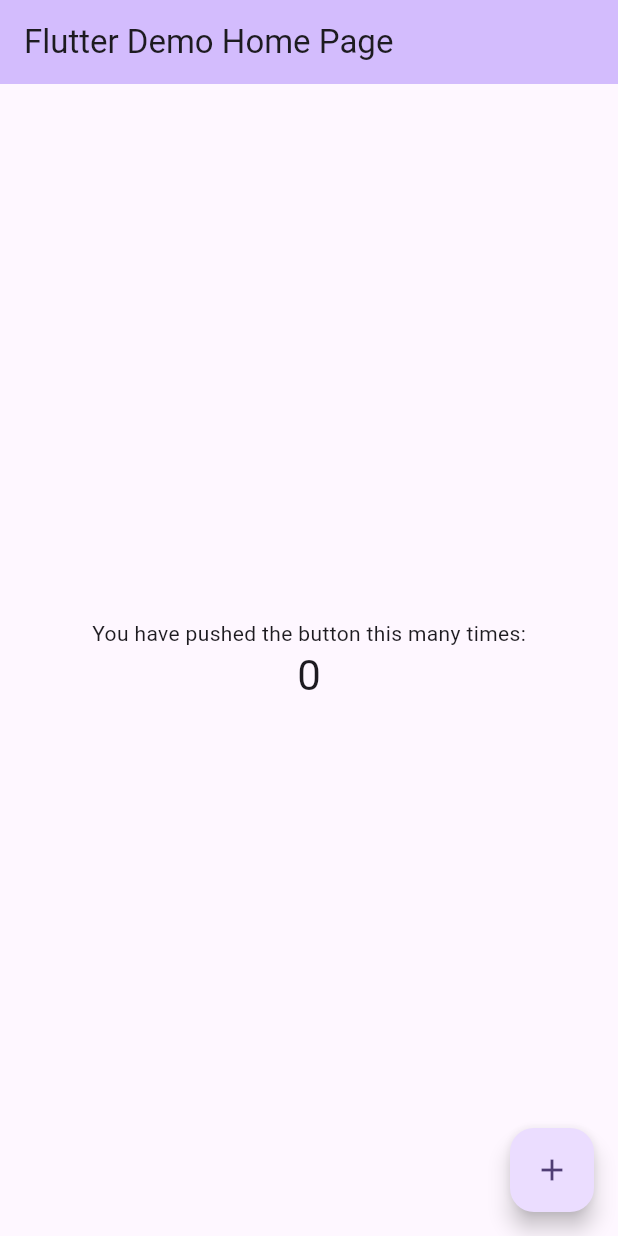
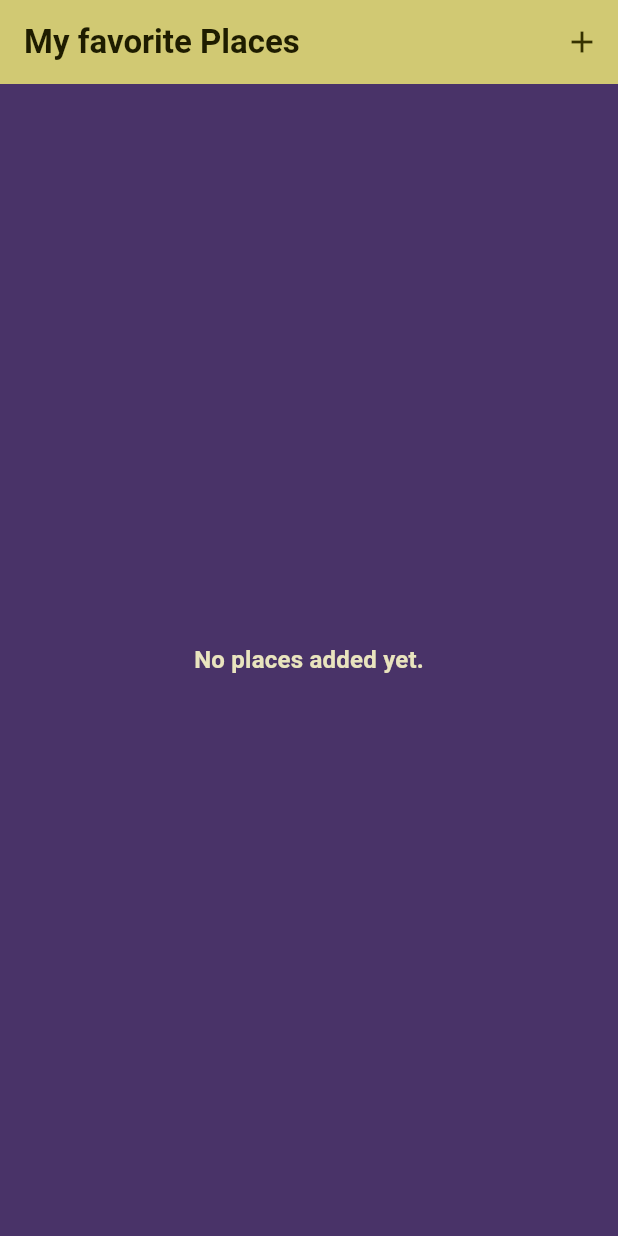
Before and after one commit to S-at-yam/Favorite-Places-App, a Flutter app: the screen it shows after launch, on a phone screen of 412 x 824 dp. Run offline on Flutter 3.47's test engine with Material 3 defaults, Android fonts, the phone set to English and light mode, and no system bars; our stand-ins replace google_fonts.

Commit message:
setting up the first screen

```diff
--- a/lib/main.dart
+++ b/lib/main.dart
@@ -1,4 +1,23 @@
+import 'package:favorite_places/screens/fav_places_list.dart';
 import 'package:flutter/material.dart';
+
+import 'package:google_fonts/google_fonts.dart';
+
+final colorScheme = ColorScheme.fromSeed(
+  brightness: Brightness.dark,
+  seedColor: const Color.fromARGB(255, 226, 215, 57),
+  surface: const Color.fromARGB(255, 73, 51, 104),
+);
+
+final theme = ThemeData().copyWith(
+  scaffoldBackgroundColor: colorScheme.surface,
+  colorScheme: colorScheme,
+  textTheme: GoogleFonts.ubuntuCondensedTextTheme().copyWith(
+    titleSmall: GoogleFonts.ubuntuCondensed(fontWeight: FontWeight.bold),
+    titleMedium: GoogleFonts.ubuntuCondensed(fontWeight: FontWeight.bold),
+    titleLarge: GoogleFonts.ubuntuCondensed(fontWeight: FontWeight.bold),
+  ),
+);
 
 void main() {
   runApp(const MyApp());
@@ -7,116 +26,12 @@ void main() {
 class MyApp extends StatelessWidget {
   const MyApp({super.key});
 
-  // This widget is the root of your application.
   @override
   Widget build(BuildContext context) {
     return MaterialApp(
-      title: 'Flutter Demo',
-      theme: ThemeData(
-        // This is the theme of your application.
-        //
-        // TRY THIS: Try running your application with "flutter run". You'll see
-        // the application has a purple toolbar. Then, without quitting the app,
-        // try changing the seedColor in the colorScheme below to Colors.green
-        // and then invoke "hot reload" (save your changes or press the "hot
-        // reload" button in a Flutter-supported IDE, or press "r" if you used
-        // the command line to start the app).
-        //
-        // Notice that the counter didn't reset back to zero; the application
-        // state is not lost during the reload. To reset the state, use hot
-        // restart instead.
-        //
-        // This works for code too, not just values: Most code changes can be
-        // tested with just a hot reload.
-        colorScheme: ColorScheme.fromSeed(seedColor: Colors.deepPurple),
-      ),
-      home: const MyHomePage(title: 'Flutter Demo Home Page'),
+      title: 'Great Places',
+      theme: theme,
+      home: FavPlacesList(),
     );
   }
 }
-
-class MyHomePage extends StatefulWidget {
-  const MyHomePage({super.key, required this.title});
-
-  // This widget is the home page of your application. It is stateful, meaning
-  // that it has a State object (defined below) that contains fields that affect
-  // how it looks.
-
-  // This class is the configuration for the state. It holds the values (in this
-  // case the title) provided by the parent (in this case the App widget) and
-  // used by the build method of the State. Fields in a Widget subclass are
-  // always marked "final".
-
-  final String title;
-
-  @override
-  State<MyHomePage> createState() => _MyHomePageState();
-}
-
-class _MyHomePageState extends State<MyHomePage> {
-  int _counter = 0;
-
-  void _incrementCounter() {
-    setState(() {
-      // This call to setState tells the Flutter framework that something has
-      // changed in this State, which causes it to rerun the build method below
-      // so that the display can reflect the updated values. If we changed
-      // _counter without calling setState(), then the build method would not be
-      // called again, and so nothing would appear to happen.
-      _counter++;
-    });
-  }
-
-  @override
-  Widget build(BuildContext context) {
-    // This method is rerun every time setState is called, for instance as done
-    // by the _incrementCounter method above.
-    //
-    // The Flutter framework has been optimized to make rerunning build methods
-    // fast, so that you can just rebuild anything that needs updating rather
-    // than having to individually change instances of widgets.
-    return Scaffold(
-      appBar: AppBar(
-        // TRY THIS: Try changing the color here to a specific color (to
-        // Colors.amber, perhaps?) and trigger a hot reload to see the AppBar
-        // change color while the other colors stay the same.
-        backgroundColor: Theme.of(context).colorScheme.inversePrimary,
-        // Here we take the value from the MyHomePage object that was created by
-        // the App.build method, and use it to set our appbar title.
-        title: Text(widget.title),
-      ),
-      body: Center(
-        // Center is a layout widget. It takes a single child and positions it
-        // in the middle of the parent.
-        child: Column(
-          // Column is also a layout widget. It takes a list of children and
-          // arranges them vertically. By default, it sizes itself to fit its
-          // children horizontally, and tries to be as tall as its parent.
-          //
-          // Column has various properties to control how it sizes itself and
-          // how it positions its children. Here we use mainAxisAlignment to
-          // center the children vertically; the main axis here is the vertical
-          // axis because Columns are vertical (the cross axis would be
-          // horizontal).
-          //
-          // TRY THIS: Invoke "debug painting" (choose the "Toggle Debug Paint"
-          // action in the IDE, or press "p" in the console), to see the
-          // wireframe for each widget.
-          mainAxisAlignment: MainAxisAlignment.center,
-          children: <Widget>[
-            const Text('You have pushed the button this many times:'),
-            Text(
-              '$_counter',
-              style: Theme.of(context).textTheme.headlineMedium,
-            ),
-          ],
-        ),
-      ),
-      floatingActionButton: FloatingActionButton(
-        onPressed: _incrementCounter,
-        tooltip: 'Increment',
-        child: const Icon(Icons.add),
-      ), // This trailing comma makes auto-formatting nicer for build methods.
-    );
-  }
-}
--- /dev/null
+++ b/lib/screens/fav_places_list.dart
@@ -0,0 +1,36 @@
+import 'package:flutter/material.dart';
+
+class FavPlacesList extends StatelessWidget {
+  const FavPlacesList({super.key});
+  @override
+  Widget build(BuildContext context) {
+    return Scaffold(
+      appBar: AppBar(
+        backgroundColor: Theme.of(context).colorScheme.primary,
+        title: Text(
+          'My favorite Places',
+          style: Theme.of(context).textTheme.titleLarge!.copyWith(
+            color: Theme.of(context).colorScheme.onPrimaryFixed,
+          ),
+        ),
+        actions: [
+          IconButton(
+            onPressed: () {},
+            icon: Icon(
+              Icons.add,
+              color: Theme.of(context).colorScheme.onPrimary,
+            ),
+          ),
+        ],
+      ),
+      body: Center(
+        child: Text(
+          'No places added yet.',
+          style: Theme.of(context).textTheme.titleMedium!.copyWith(
+            color: Theme.of(context).colorScheme.onSecondaryContainer,
+          ),
+        ),
+      ),
+    );
+  }
+}
--- a/pubspec.yaml
+++ b/pubspec.yaml
@@ -34,6 +34,7 @@ dependencies:
   # The following adds the Cupertino Icons font to your application.
   # Use with the CupertinoIcons class for iOS style icons.
   cupertino_icons: ^1.0.8
+  google_fonts: ^6.2.1
 
 dev_dependencies:
   flutter_test:
```
Also changed, not shown: pubspec.lock, 1 other file.
